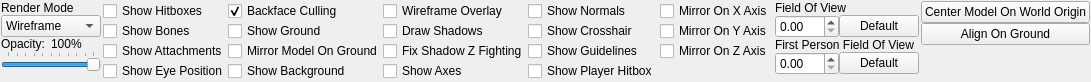
SamVanheer/HalfLifeAssetManager, file src/tools/hlmv/ui/assets/studiomodel/dockpanels/StudioModelModelDisplayPanel.ui: the form before one commit.
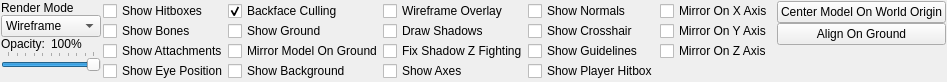
The form after the commit.

Commit message: Implement cameras panel Move field of view setting to camera

Patch:
```diff
--- a/src/tools/hlmv/ui/assets/studiomodel/dockpanels/StudioModelModelDisplayPanel.ui
+++ b/src/tools/hlmv/ui/assets/studiomodel/dockpanels/StudioModelModelDisplayPanel.ui
@@ -6,7 +6,7 @@
    <rect>
     <x>0</x>
     <y>0</y>
-    <width>993</width>
+    <width>857</width>
     <height>75</height>
    </rect>
   </property>
@@ -280,61 +280,6 @@
       <property name="spacing">
        <number>0</number>
       </property>
-      <item row="0" column="0" colspan="2">
-       <widget class="QLabel" name="label_3">
-        <property name="text">
-         <string>Field Of View</string>
-        </property>
-       </widget>
-      </item>
-      <item row="1" column="1">
-       <widget class="QPushButton" name="ResetFOV">
-        <property name="text">
-         <string>Default</string>
-        </property>
-       </widget>
-      </item>
-      <item row="3" column="0">
-       <widget class="QDoubleSpinBox" name="FirstPersonFOVSpinner">
-        <property name="maximum">
-         <double>360.000000000000000</double>
-        </property>
-       </widget>
-      </item>
-      <item row="4" column="0" colspan="2">
-       <spacer name="verticalSpacer_2">
-        <property name="orientation">
-         <enum>Qt::Vertical</enum>
-        </property>
-        <property name="sizeHint" stdset="0">
-         <size>
-          <width>20</width>
-          <height>0</height>
-         </size>
-        </property>
-       </spacer>
-      </item>
-      <item row="1" column="0">
-       <widget class="QDoubleSpinBox" name="FOVSpinner">
-        <property name="maximum">
-         <double>360.000000000000000</double>
-        </property>
-       </widget>
-      </item>
-      <item row="3" column="1">
-       <widget class="QPushButton" name="ResetFirstPersonFieldOfView">
-        <property name="text">
-         <string>Default</string>
-        </property>
-       </widget>
-      </item>
-      <item row="2" column="0" colspan="2">
-       <widget class="QLabel" name="label_4">
-        <property name="text">
-         <string>First Person Field Of View</string>
-        </property>
-       </widget>
-      </item>
      </layout>
     </widget>
    </item>
```
The commit also changes 25 other files.
